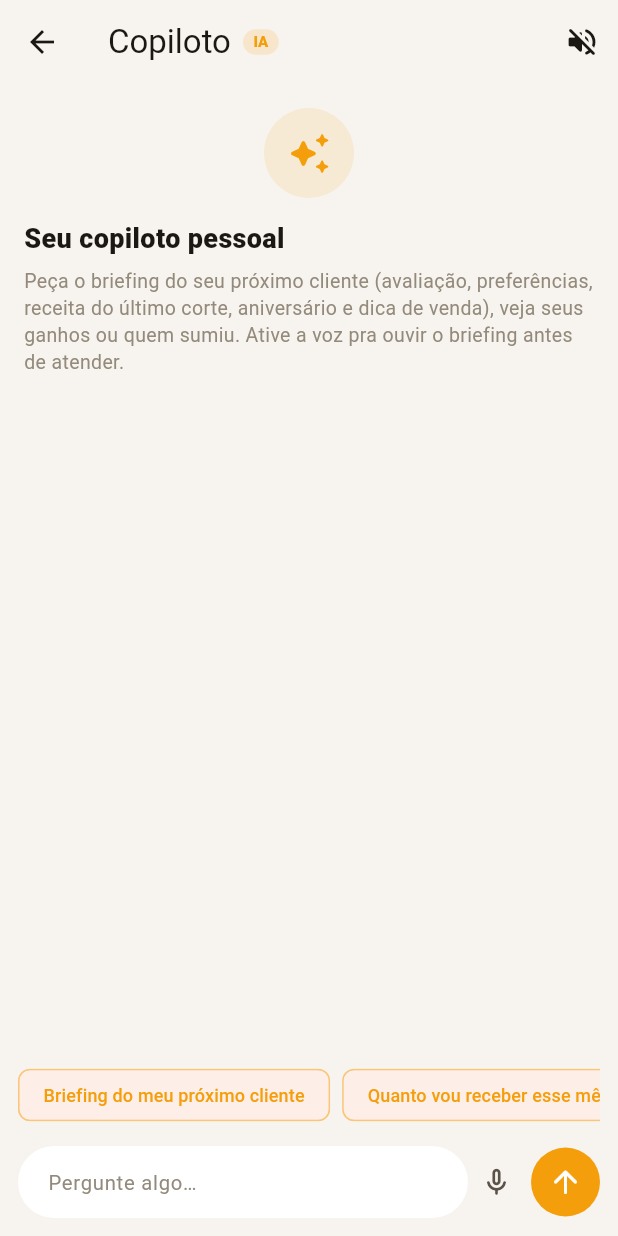
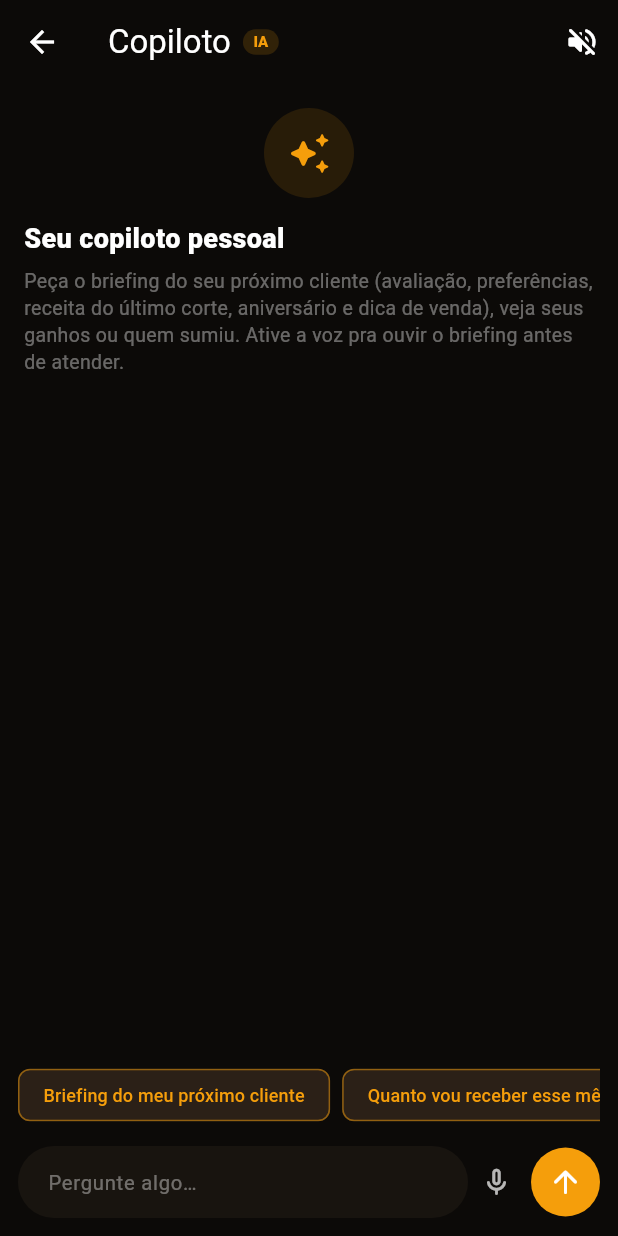
Before and after one commit to alexanderjr02/barbearias-app, a Flutter app: the BarbeiroCopilotScreen screen opened directly, on a phone screen of 412 x 824 dp. Run offline on Flutter 3.47's test engine with Material 3 defaults, Android fonts, the phone set to English and light mode, and no system bars; our stand-ins replace dio, fl_chart, flutter_secure_storage, flutter_tts, google_sign_in, image_picker and 5 more; missing offline and left inert: dart:js_interop; accounts and stored records are empty; network calls fail.

Commit message:
feat(mobile): tira a opcao "Sistema" do tema e moderniza o modo claro
Nas 3 telas (cliente, barbeiro, gestor abrem a mesma tela de Perfil), o
seletor de tema passa a ter so Claro e Escuro. A opcao "Sistema" saiu — duas
opcoes sao uma escolha clara, "seguir o sistema" confundia. Padrao Escuro (a
identidade do CORTIX); o 'system' gravado por versoes antigas cai no escuro.

MODO CLARO modernizado: era bege amarelado (#F7F4EF / #F0EAE0), com cara
datada de "papel envelhecido". Virou neutro e limpo — fundo cinza levemente
frio, cartao branco puro, cinzas neutros e texto de alto contraste, o padrao
de app premium. Verificado por captura real: entrei no app como cliente,
troquei para Claro e a home ficou limpa e moderna.

Co-Authored-By: Claude Opus 4.8 <noreply@anthropic.com>

```diff
--- a/mobile/lib/core/theme/app_theme.dart
+++ b/mobile/lib/core/theme/app_theme.dart
@@ -70,14 +70,18 @@ class AppPalette {
     scrim: Colors.black45,
   );
 
+  // Claro moderno: neutro e limpo, no lugar do bege amarelado de antes (que
+  // dava cara datada). Fundo levemente frio, cartão branco puro, cinzas
+  // neutros e alto contraste no texto — o padrão de app premium (Apple, Linear)
+  // em vez de "papel envelhecido".
   static const light = AppPalette(
-    bg: Color(0xFFF7F4EF),
+    bg: Color(0xFFF4F4F6),
     surface: Colors.white,
-    surfaceAlt: Color(0xFFF0EAE0),
-    textPrimary: Color(0xFF1B1712),
-    textSecondary: Color(0xFF5B5349),
-    textFaint: Color(0xFF938A7C),
-    border: Color(0x143D2E18),
+    surfaceAlt: Color(0xFFECECEF),
+    textPrimary: Color(0xFF17151A),
+    textSecondary: Color(0xFF616068),
+    textFaint: Color(0xFF9B9AA2),
+    border: Color(0x0F17151A),
     scrim: Colors.black26,
   );
 
--- a/mobile/lib/features/profile/profile_screen.dart
+++ b/mobile/lib/features/profile/profile_screen.dart
@@ -727,10 +727,11 @@ class _ThemeModeSelector extends StatelessWidget {
     final controller = context.watch<ThemeController>();
     final palette = AppPalette.of(context);
     final accent = Theme.of(context).colorScheme.primary;
+    // Só Claro e Escuro — sem "Sistema". Duas opções são uma escolha clara;
+    // "seguir o sistema" confundia mais do que ajudava.
     final options = [
       (ThemeMode.light, 'Claro', Icons.light_mode_rounded),
       (ThemeMode.dark, 'Escuro', Icons.dark_mode_rounded),
-      (ThemeMode.system, 'Sistema', Icons.smartphone_rounded),
     ];
 
     return Container(
```
Also changed, not shown: mobile/lib/core/theme/theme_controller.dart (+10 -18 lines).
